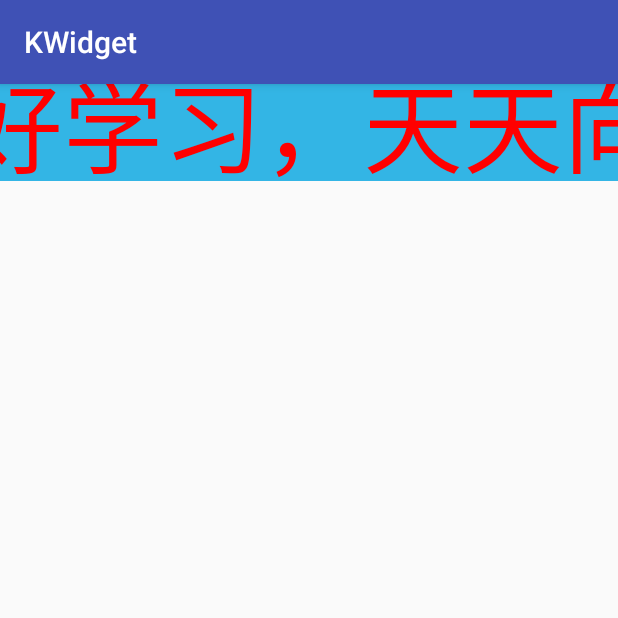
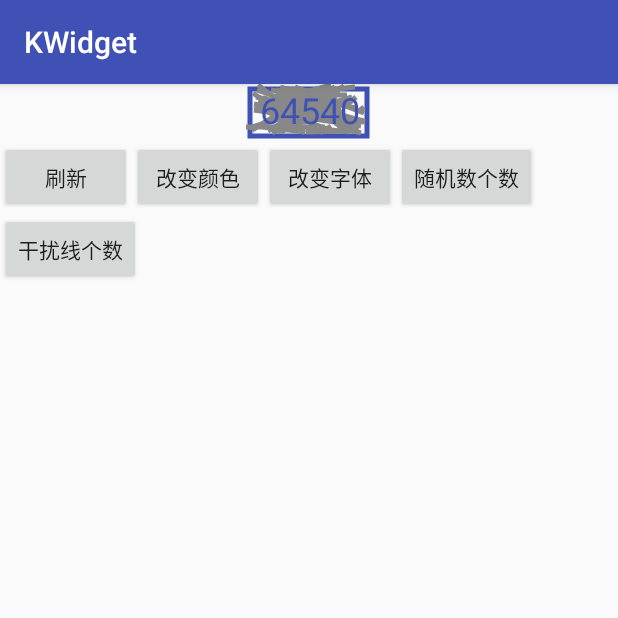
Before and after one commit to kangliangup/KWidget, an Android app: the screen it shows after launch (CustomViewActivity before the commit, CodeActivity after it), on a phone screen of 412 x 824 dp, the top half of it. Run offline under Robolectric (Android 15) with nearby library versions, the phone set to English and light mode, and no system bars; our stand-ins replace ButterKnife, CircleImageView.

Commit message:
每日提交

```diff
--- a/app/src/main/AndroidManifest.xml
+++ b/app/src/main/AndroidManifest.xml
@@ -9,7 +9,7 @@
         android:roundIcon="@mipmap/ic_launcher_round"
         android:supportsRtl="true"
         android:theme="@style/AppTheme">
-        <activity android:name=".custom.CustomViewActivity">
+        <activity android:name=".custom.CodeActivity">
             <intent-filter>
                 <action android:name="android.intent.action.MAIN" />
 
@@ -30,7 +30,8 @@
         <activity android:name=".shadow.ShadowActivity" />
         <activity android:name=".shadow.GradientActivity" />
         <activity android:name=".shadow.LayerActivity" />
-        <activity android:name=".shadow.DemoActivity"/>
+        <activity android:name=".shadow.DemoActivity" />
+        <activity android:name=".custom.CustomViewActivity"/>
     </application>
 
 </manifest>
--- /dev/null
+++ b/app/src/main/java/com/k/kwidget/custom/CodeActivity.java
@@ -0,0 +1,64 @@
+package com.k.kwidget.custom;
+
+import android.graphics.Color;
+import android.os.Bundle;
+import android.provider.FontsContract;
+import android.support.v7.app.AppCompatActivity;
+import android.view.View;
+
+import com.k.kwidget.R;
+import com.k.kwidget.custom.widget.CodeView;
+
+import java.util.Random;
+
+import butterknife.BindView;
+import butterknife.ButterKnife;
+import butterknife.OnClick;
+
+public class CodeActivity extends AppCompatActivity {
+
+    @BindView(R.id.code_view)
+    CodeView codeView;
+    private Random random;
+
+    public static final int[] COLORS={
+        Color.RED,Color.BLACK,Color.GREEN,Color.YELLOW,Color.GRAY};
+    public static final int[] FONT_SIZES={
+            50,100,150,200,250};
+    public static final int[] CODE_COUNT={
+            3,4,5,6};
+    public static final int[] LINE_COUNT={
+            30,60,90,120};
+
+    @Override
+    protected void onCreate(Bundle savedInstanceState) {
+        super.onCreate(savedInstanceState);
+        setContentView(R.layout.activity_code);
+        ButterKnife.bind(this);
+        random=new Random();
+
+    }
+
+    @OnClick({R.id.btn_refresh, R.id.btn_change_color, R.id.btn_change_text_size,
+            R.id.btn_change_num_count, R.id.btn_change_line_count})
+    public void onViewClicked(View view) {
+        switch (view.getId()) {
+            case R.id.btn_refresh:
+               codeView.refreshCode();
+                break;
+            case R.id.btn_change_color:
+                int position=random.nextInt(COLORS.length);
+                codeView.setColor(COLORS[position]);
+                break;
+            case R.id.btn_change_text_size:
+                codeView.setFontSize(FONT_SIZES[random.nextInt(FONT_SIZES.length)]);
+                break;
+            case R.id.btn_change_num_count:
+                codeView.setCodeCount(CODE_COUNT[random.nextInt(CODE_COUNT.length)]);
+                break;
+            case R.id.btn_change_line_count:
+                codeView.setLineCount(LINE_COUNT[random.nextInt(LINE_COUNT.length)]);
+                break;
+        }
+    }
+}
--- a/app/src/main/java/com/k/kwidget/custom/FirstView.java
+++ b/app/src/main/java/com/k/kwidget/custom/FirstView.java
@@ -21,12 +21,12 @@ public class FirstView extends View {
         super(context);
     }
 
-    //在xml布局中使用
+    //在xml布局中使用,自定义属性
     public FirstView(Context context, @Nullable AttributeSet attrs) {
         super(context, attrs);
     }
 
-    //需要自定义属性和style时使用
+    //需要和style时使用
     public FirstView(Context context, @Nullable AttributeSet attrs, int defStyleAttr) {
         super(context, attrs, defStyleAttr);
     }
--- /dev/null
+++ b/app/src/main/java/com/k/kwidget/custom/widget/CodeView.java
@@ -0,0 +1,231 @@
+package com.k.kwidget.custom.widget;
+
+import android.content.Context;
+import android.content.res.TypedArray;
+import android.graphics.Canvas;
+import android.graphics.Color;
+import android.graphics.Paint;
+import android.graphics.Rect;
+import android.support.annotation.Nullable;
+import android.util.AttributeSet;
+import android.view.View;
+
+import com.k.kwidget.R;
+import com.k.kwidget.util.DensityUtils;
+
+import java.util.Random;
+
+
+/**
+ * * 主要功能
+ *改变字体大小
+ *改变字体颜色
+ *获取当前验证码
+ *改变干挠线个数
+ *刷新验证码
+ *改变验证码个数
+ */
+public class CodeView extends View {
+
+    private int lineCount;//干扰线条数
+    private int codeCount;//验证码个数
+    private int fontSize;//验证码字体大小
+    private int fontColor;//验证码字体颜色
+
+    public static final int DEFAULT_LINE_COUNT=50;//默认干扰线条数
+    public static final int DEFAULT_CODE_COUNT=4;//默认验证码个数
+    public static final int DEFAULT_FONT_SIZE=14;//默认字体个数
+    public static final int DEFAULT_FONT_COLOR= Color.BLACK;//默认验证码字体颜色
+
+    private Random random;
+    private Paint paint;
+    private String code;
+
+    private static final String TAG = "CodeView";
+
+
+    public CodeView(Context context, @Nullable AttributeSet attrs) {
+        super(context, attrs);
+
+        TypedArray typedArray=context.obtainStyledAttributes(attrs,R.styleable.CodeView);
+        lineCount=typedArray.getInt(R.styleable.CodeView_line_count,DEFAULT_LINE_COUNT);
+        codeCount=typedArray.getInt(R.styleable.CodeView_num_count,DEFAULT_CODE_COUNT);
+        fontColor=typedArray.getColor(R.styleable.CodeView_code_color,DEFAULT_FONT_COLOR);
+        fontSize=  DensityUtils.sp2px(context,
+                typedArray.getDimensionPixelOffset(R.styleable.CodeView_font_size,DEFAULT_FONT_SIZE));
+        typedArray.recycle();
+
+        random=new Random();
+        paint=new Paint();
+        initPaint();
+        code=getCode();
+
+    }
+
+    private void initPaint() {
+        paint.reset();
+        paint.setAntiAlias(true);
+        paint.setColor(fontColor);
+        paint.setTextSize(fontSize);
+    }
+
+    /**
+     * 获取随机验证码
+     */
+    private String getCode(){
+        StringBuilder str= new StringBuilder();
+        for (int i = 0; i <codeCount ; i++) {
+            str.append(random.nextInt(10));
+        }
+
+        return str.toString();
+    }
+
+    @Override
+    protected void onMeasure(int widthMeasureSpec, int heightMeasureSpec) {
+
+        Rect textRect=getTextRect();
+        int width=measureWidth(widthMeasureSpec,textRect);
+        int height=measureHeight(heightMeasureSpec,textRect);
+
+        setMeasuredDimension(width,height);
+
+    }
+
+    /**
+     * 计算组件的宽度
+     */
+    private int measureWidth(int widthMeasureSpec,Rect textRect){
+
+        int wid=textRect.width();
+
+        int mode=MeasureSpec.getMode(widthMeasureSpec);
+        int size=MeasureSpec.getSize(widthMeasureSpec);
+        int width=0;
+
+        if(mode==MeasureSpec.EXACTLY){
+            width=size;
+        }
+        else if(mode==MeasureSpec.AT_MOST){
+            width=getPaddingLeft()+getPaddingRight()+textRect.width();
+        }
+        return width;
+
+    }
+
+    /**
+     *计算组件的高度
+     */
+    private int measureHeight(int heightMeasureSpec,Rect textRect){
+
+        int mode=MeasureSpec.getMode(heightMeasureSpec);
+        int size=MeasureSpec.getSize(heightMeasureSpec);
+        int height=0;
+
+        if(mode==MeasureSpec.EXACTLY){
+            height=size;
+        }
+        else if(mode==MeasureSpec.AT_MOST){
+            height=getPaddingBottom()+getPaddingTop()+textRect.height();
+        }
+
+        return height;
+    }
+
+    /**
+     * 获取文字所占的尺寸
+     */
+    private Rect getTextRect(){
+
+        Rect rect=new Rect();
+        //文字所占的区域大小保存在rect中
+        paint.getTextBounds(code,0,code.length(),rect);
+
+        return rect;
+    }
+
+
+    @Override
+    protected void onDraw(Canvas canvas) {
+        super.onDraw(canvas);
+
+        int height=getMeasuredHeight();
+        int width=getMeasuredWidth();
+        paint.setTextSize(fontSize);
+
+            Rect rect=new Rect(0,0,width,height);
+
+        //========1、绘制边框========
+        //空心边框
+        paint.setColor(fontColor);
+        paint.setStyle(Paint.Style.STROKE);
+        paint.setStrokeWidth(5);
+
+        Rect rectBorder=new Rect(rect);
+
+        rectBorder.inset(5,5);//缩小一点
+        canvas.drawRect(rectBorder,paint);
+        //还原成实心
+        paint.setStyle(Paint.Style.FILL);
+
+
+        //========2、绘制干扰线========
+        paint.setColor(Color.GRAY);
+        for (int i = 0; i <lineCount ; i++) {
+            int x1=random.nextInt(width-5);
+            int x2=random.nextInt(width-5);
+            int y1=random.nextInt(height-5);
+            int y2=random.nextInt(height-5);
+            canvas.drawLine(x1,y1,x2,y2,paint);
+        }
+        paint.setColor(fontColor);
+
+        //========3、绘制文字========
+        Paint.FontMetrics fontMetrics = paint.getFontMetrics();
+        int x = (width - getTextRect().width()) / 2;
+        int y = (int) (height / 2 +
+                (fontMetrics.descent- fontMetrics.ascent) / 2
+                - fontMetrics.descent);
+        canvas.drawText(code, x, y, paint);
+    }
+
+    /**
+     * 刷新验证码
+     */
+    public void refreshCode(){
+        code=getCode();
+        invalidate();
+    }
+
+    /**
+     * 设置颜色
+     */
+    public void setColor(int color){
+        fontColor=color;
+        invalidate();
+    }
+
+
+    /**
+     * 设置文字大小
+     */
+    public void setFontSize(int size){
+        fontSize=size;
+//        invalidate();
+        initPaint();
+        requestLayout();
+    }
+
+    public void setCodeCount(int count){
+        codeCount=count;
+        code=getCode();
+//        invalidate();
+        //重新调整布局大小
+        requestLayout();
+    }
+
+    public void setLineCount(int count){
+        this.lineCount=count;
+        invalidate();
+    }
+}
--- /dev/null
+++ b/app/src/main/res/layout/activity_code.xml
@@ -0,0 +1,55 @@
+<?xml version="1.0" encoding="utf-8"?>
+<LinearLayout xmlns:android="http://schemas.android.com/apk/res/android"
+    xmlns:tools="http://schemas.android.com/tools"
+    android:layout_width="match_parent"
+    android:layout_height="match_parent"
+    android:orientation="vertical"
+    xmlns:kl="http://schemas.android.com/apk/res-auto"
+    tools:context="com.k.kwidget.custom.CodeActivity">
+
+    <com.k.kwidget.custom.widget.CodeView
+        android:id="@+id/code_view"
+        android:layout_gravity="center_horizontal"
+        kl:line_count="60"
+        kl:num_count="5"
+        android:padding="10dp"
+        kl:font_size="16sp"
+        kl:code_color="@color/colorPrimary"
+        android:layout_width="wrap_content"
+        android:layout_height="wrap_content" />
+
+
+    <LinearLayout
+        android:orientation="horizontal"
+        android:layout_width="match_parent"
+        android:layout_height="wrap_content">
+
+        <Button
+            android:text="刷新"
+            android:id="@+id/btn_refresh"
+            android:layout_width="wrap_content"
+            android:layout_height="wrap_content" />
+        <Button
+            android:text="改变颜色"
+            android:id="@+id/btn_change_color"
+            android:layout_width="wrap_content"
+            android:layout_height="wrap_content" />
+        <Button
+            android:text="改变字体"
+            android:id="@+id/btn_change_text_size"
+            android:layout_width="wrap_content"
+            android:layout_height="wrap_content" />
+        <Button
+            android:text="随机数个数"
+            android:id="@+id/btn_change_num_count"
+            android:layout_width="wrap_content"
+            android:layout_height="wrap_content" />
+
+
+    </LinearLayout>
+    <Button
+        android:text="干扰线个数"
+        android:id="@+id/btn_change_line_count"
+        android:layout_width="wrap_content"
+        android:layout_height="wrap_content" />
+</LinearLayout>
```
Also changed, not shown: app/src/main/java/com/k/kwidget/custom/widget/CircleImageView.java (added, +107 -0 lines), app/src/main/java/com/k/kwidget/custom/widget/CustomTextView.java (+9 -1 lines), app/src/main/res/layout/activity_custom_view.xml (+9 -0 lines), app/src/main/res/values/attrs.xml (+26 -0 lines).
